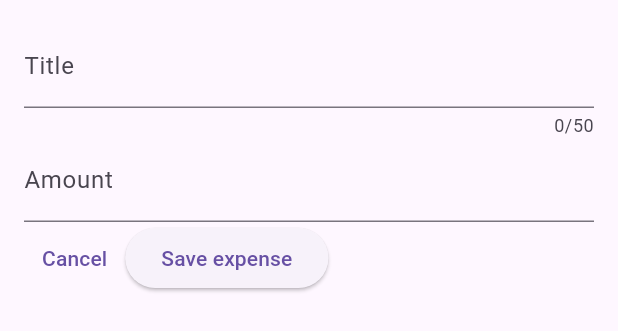
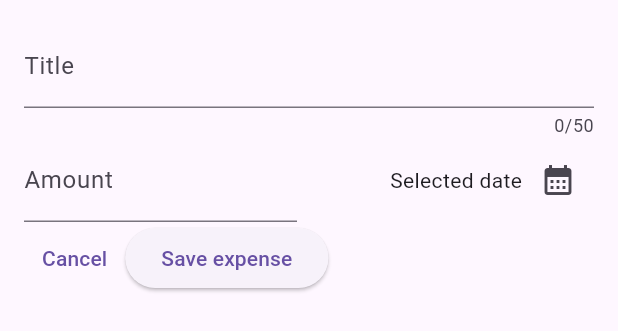
Before and after one commit to FrankFerr/flutter_course, a Flutter app: the NewExpense widget shown alone on an empty page, opened directly, on a phone screen of 412 x 824 dp. Shown: the top 331 px of the screen. Run offline on Flutter 3.47's test engine with Material 3 defaults, Android fonts, the phone set to English and light mode, and no system bars; our stand-ins replace google_fonts.

Commit message:
added a date picker in new expense overlay

```diff
--- a/_05_expense_tracker/lib/widgets/expense/expenses_list/expense_item.dart
+++ b/_05_expense_tracker/lib/widgets/expense/expenses_list/expense_item.dart
@@ -16,6 +16,7 @@ class ExpenseItem extends StatelessWidget {
             Text(expense.title),
             const SizedBox(height: 6),
             Row(
+              // mainAxisAlignment: MainAxisAlignment.spaceBetween,
               children: [
                 Text('€ ${expense.amount.toStringAsFixed(2)}'),
                 const Spacer(),
--- a/_05_expense_tracker/lib/widgets/expense/new_expense.dart
+++ b/_05_expense_tracker/lib/widgets/expense/new_expense.dart
@@ -26,9 +26,29 @@ class _NewExpense extends State<NewExpense> {
             maxLength: 50,
             decoration: const InputDecoration(label: Text('Title')),
           ),
-          NumberField.amount(
-            controller: _amountController,
-            decoration: const InputDecoration(label: Text('Amount')),
+          Row(
+            children: [
+              Expanded(
+                child: NumberField.amount(
+                  controller: _amountController,
+                  decoration: const InputDecoration(label: Text('Amount')),
+                ),
+              ),
+              const SizedBox(width: 16),
+              Expanded(
+                child: Row(
+                  mainAxisAlignment: MainAxisAlignment.end,
+                  crossAxisAlignment: CrossAxisAlignment.center,
+                  children: [
+                    const Text('Selected date'),
+                    IconButton(
+                      onPressed: _onPressedCalendarIcon,
+                      icon: const Icon(Icons.calendar_month),
+                    ),
+                  ],
+                ),
+              ),
+            ],
           ),
           Row(
             children: [
@@ -59,4 +79,15 @@ class _NewExpense extends State<NewExpense> {
     _amountController.dispose();
     super.dispose();
   }
+
+  void _onPressedCalendarIcon() {
+    final DateTime now = DateTime.now();
+
+    showDatePicker(
+      context: context,
+      initialDate: now,
+      firstDate: DateTime(now.year - 1),
+      lastDate: now,
+    );
+  }
 }
```
